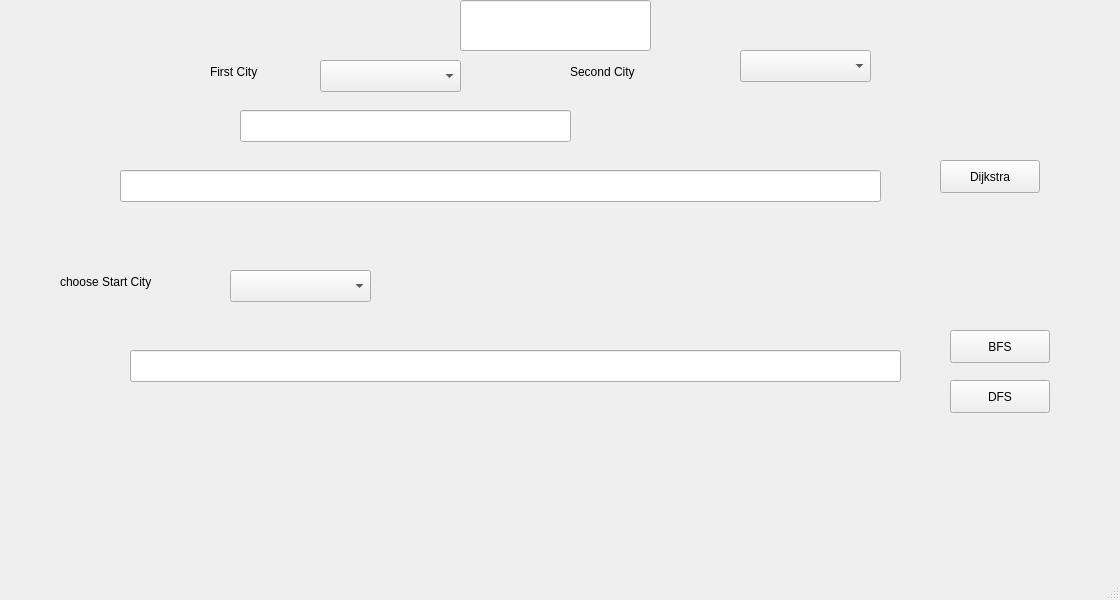
Above: ui/mainwindow.ui from ziaddevv/Guide_Me_Path_Finder before the change. Below: the same form after it.
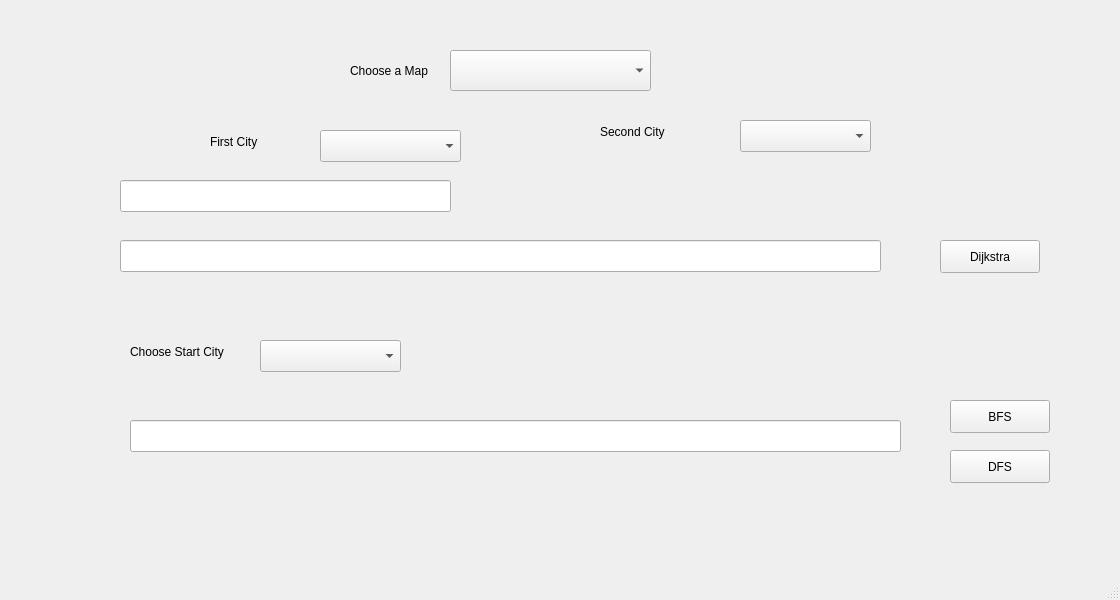
That is the form after the change.

Commit message: Added a new ComboBox to select a particular map & arrows in the printed values

Patch:
```diff
--- a/ui/mainwindow.ui
+++ b/ui/mainwindow.ui
@@ -18,7 +18,7 @@
     <property name="geometry">
      <rect>
       <x>210</x>
-      <y>60</y>
+      <y>130</y>
       <width>71</width>
       <height>24</height>
      </rect>
@@ -30,8 +30,8 @@
    <widget class="QLabel" name="secondcityLbl">
     <property name="geometry">
      <rect>
-      <x>570</x>
-      <y>60</y>
+      <x>600</x>
+      <y>120</y>
       <width>111</width>
       <height>24</height>
      </rect>
@@ -44,7 +44,7 @@
     <property name="geometry">
      <rect>
       <x>320</x>
-      <y>60</y>
+      <y>130</y>
       <width>141</width>
       <height>32</height>
      </rect>
@@ -54,7 +54,7 @@
     <property name="geometry">
      <rect>
       <x>740</x>
-      <y>50</y>
+      <y>120</y>
       <width>131</width>
       <height>32</height>
      </rect>
@@ -64,7 +64,7 @@
     <property name="geometry">
      <rect>
       <x>950</x>
-      <y>330</y>
+      <y>400</y>
       <width>100</width>
       <height>33</height>
      </rect>
@@ -77,7 +77,7 @@
     <property name="geometry">
      <rect>
       <x>950</x>
-      <y>380</y>
+      <y>450</y>
       <width>100</width>
       <height>33</height>
      </rect>
@@ -90,7 +90,7 @@
     <property name="geometry">
      <rect>
       <x>940</x>
-      <y>160</y>
+      <y>240</y>
       <width>100</width>
       <height>33</height>
      </rect>
@@ -103,7 +103,7 @@
     <property name="geometry">
      <rect>
       <x>120</x>
-      <y>170</y>
+      <y>240</y>
       <width>761</width>
       <height>32</height>
      </rect>
@@ -112,8 +112,8 @@
    <widget class="QLineEdit" name="chosenCities">
     <property name="geometry">
      <rect>
-      <x>240</x>
-      <y>110</y>
+      <x>120</x>
+      <y>180</y>
       <width>331</width>
       <height>32</height>
      </rect>
@@ -123,7 +123,7 @@
     <property name="geometry">
      <rect>
       <x>130</x>
-      <y>350</y>
+      <y>420</y>
       <width>771</width>
       <height>32</height>
      </rect>
@@ -132,8 +132,8 @@
    <widget class="QComboBox" name="StartcityCmb">
     <property name="geometry">
      <rect>
-      <x>230</x>
-      <y>270</y>
+      <x>260</x>
+      <y>340</y>
       <width>141</width>
       <height>32</height>
      </rect>
@@ -142,26 +142,39 @@
    <widget class="QLabel" name="startCityLbl">
     <property name="geometry">
      <rect>
-      <x>60</x>
-      <y>270</y>
-      <width>161</width>
+      <x>130</x>
+      <y>340</y>
+      <width>101</width>
       <height>24</height>
      </rect>
     </property>
     <property name="text">
-     <string>choose Start City</string>
+     <string>Choose Start City</string>
     </property>
    </widget>
-   <widget class="QLineEdit" name="lineEdit">
+   <widget class="QComboBox" name="MapSelectionCmb">
     <property name="geometry">
      <rect>
-      <x>460</x>
-      <y>0</y>
-      <width>191</width>
-      <height>51</height>
+      <x>450</x>
+      <y>50</y>
+      <width>201</width>
+      <height>41</height>
      </rect>
     </property>
    </widget>
+   <widget class="QLabel" name="firstCityLbl_2">
+    <property name="geometry">
+     <rect>
+      <x>350</x>
+      <y>60</y>
+      <width>81</width>
+      <height>21</height>
+     </rect>
+    </property>
+    <property name="text">
+     <string>Choose a Map</string>
+    </property>
+   </widget>
   </widget>
   <widget class="QMenuBar" name="menubar">
    <property name="geometry">
```
Left out of the diff: 2 changed lines with no effect on the pictures. The commit also changes 5 other files.
